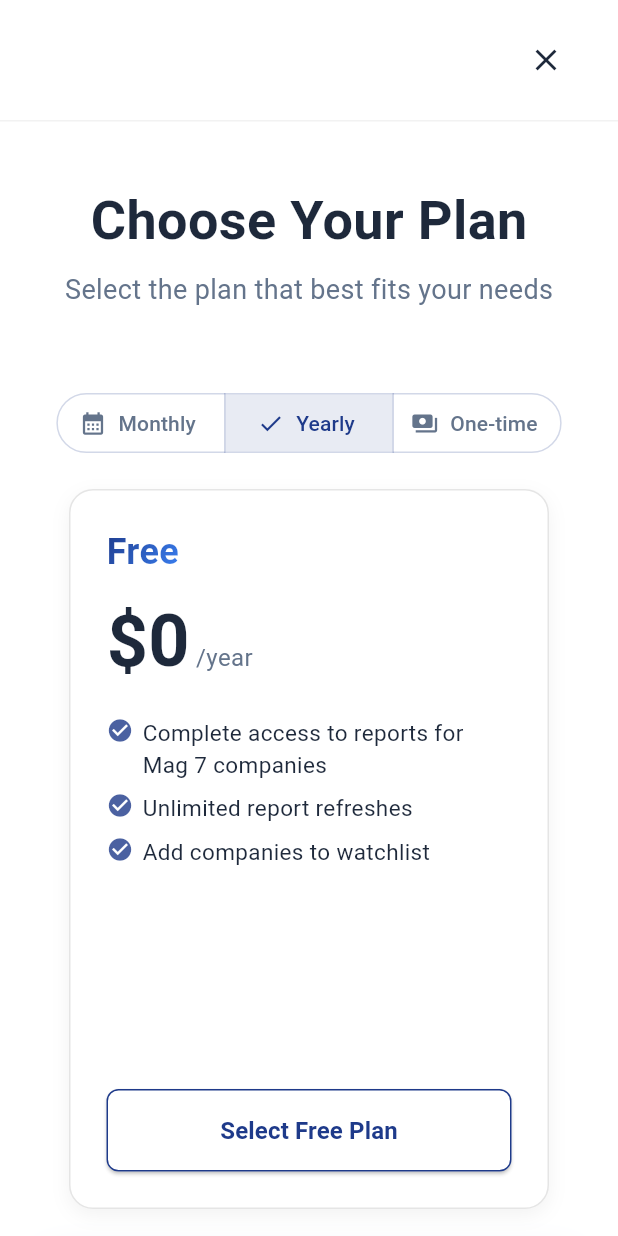
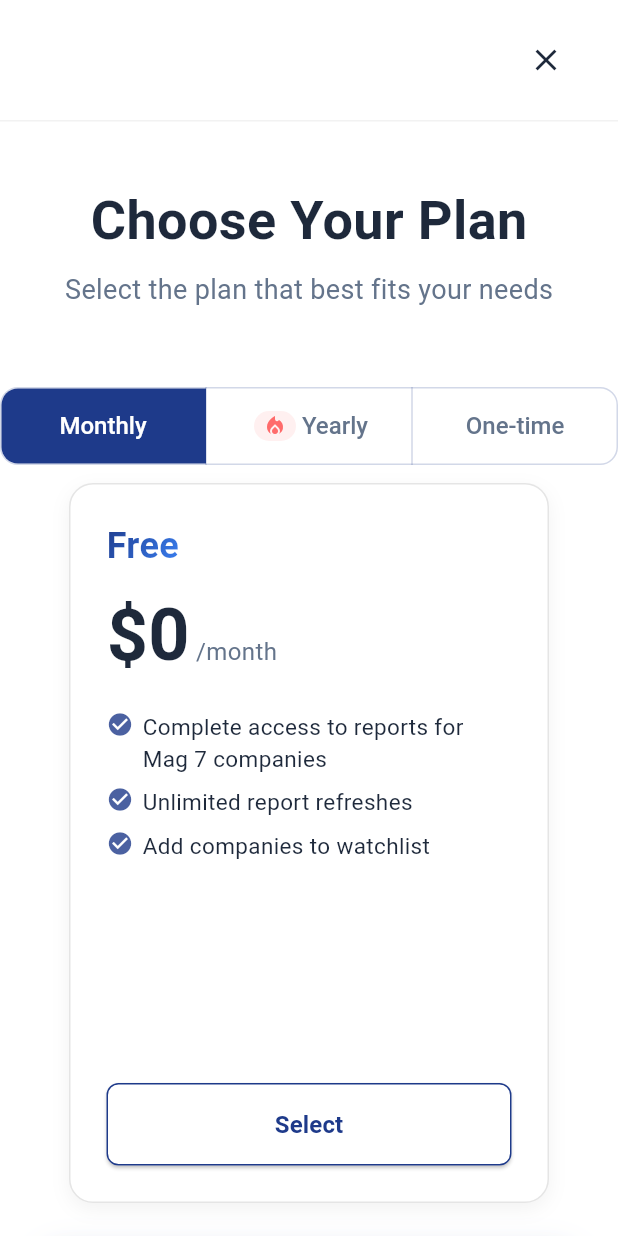
Before and after one commit to knkadmin/knkresearchai-client, a Flutter app: the PricingPage screen opened by its route, on a phone screen of 412 x 824 dp. Run offline on Flutter 3.47's test engine with Material 3 defaults, Android fonts, the phone set to English and light mode, and no system bars; our stand-ins replace cloud_firestore, firebase_analytics, firebase_auth, firebase_core, flutter_markdown, go_router and 9 more; missing offline and left inert: animation_list, dart:html, dart:ui_web, markdown, webview_flutter_android, webview_flutter_wkwebview; accounts and stored records are empty.

Commit message:
Enhance navigation and UI transitions in PricingPage and DashboardPage
- Updated the PricingPage to use a custom transition with a fade effect for improved user experience during navigation.
- Changed the navigation method in DashboardPage from `context.go` to `context.push` for better stack management.
- Adjusted the initial state of the pricing plan selection to reflect a more user-friendly default option.
- Enhanced UI elements and layout for better visual consistency and clarity in pricing options.

```diff
--- a/fa_ai_agent/lib/main.dart
+++ b/fa_ai_agent/lib/main.dart
@@ -171,8 +171,17 @@ class MyApp extends StatelessWidget {
           ),
           GoRoute(
             path: '/pricing',
-            pageBuilder: (context, state) => NoTransitionPage<void>(
+            pageBuilder: (context, state) => CustomTransitionPage<void>(
+              key: state.pageKey,
               child: const PricingPage(),
+              transitionsBuilder:
+                  (context, animation, secondaryAnimation, child) {
+                return FadeTransition(
+                  opacity: animation,
+                  child: child,
+                );
+              },
+              transitionDuration: const Duration(milliseconds: 200),
             ),
           ),
         ],
--- a/fa_ai_agent/lib/pages/dashboard_page.dart
+++ b/fa_ai_agent/lib/pages/dashboard_page.dart
@@ -1002,7 +1002,7 @@ class _DashboardPageState extends State<DashboardPage> {
                                     }
                                   } else if (value == 'upgrade') {
                                     if (context.mounted) {
-                                      context.go('/pricing');
+                                      context.push('/pricing');
                                     }
                                   }
                                 },
--- a/fa_ai_agent/lib/pages/pricing_page.dart
+++ b/fa_ai_agent/lib/pages/pricing_page.dart
@@ -3,6 +3,7 @@ import 'package:go_router/go_router.dart';
 import '../auth_service.dart';
 import '../services/firestore_service.dart';
 import '../gradient_text.dart';
+import 'package:cloud_firestore/cloud_firestore.dart';
 
 // Pricing constants
 const int kFreePrice = 0;
@@ -22,13 +23,13 @@ class PricingPage extends StatefulWidget {
 
 class _PricingPageState extends State<PricingPage> {
   String? selectedPlan;
-  bool isYearly = true;
+  bool isYearly = false;
   bool isOneTime = false;
 
   @override
   void initState() {
     super.initState();
-    isYearly = true;
+    isYearly = false;
     _checkUserSubscription();
   }
 
@@ -74,11 +75,14 @@ class _PricingPageState extends State<PricingPage> {
             paymentMethod = 'monthly';
           }
           updateData['paymentMethod'] = paymentMethod;
+        } else {
+          // Remove paymentMethod field for free plan
+          updateData['paymentMethod'] = FieldValue.delete();
         }
 
         await firestoreService.updateUserProfile(updateData);
         if (mounted) {
-          context.go('/');
+          context.pop();
         }
       } catch (e) {
         if (mounted) {
@@ -136,7 +140,7 @@ class _PricingPageState extends State<PricingPage> {
                 mainAxisAlignment: MainAxisAlignment.end,
                 children: [
                   IconButton(
-                    onPressed: () => context.go('/'),
+                    onPressed: () => context.pop(),
                     icon: const Icon(
                       Icons.close,
                       size: 24,
@@ -174,21 +178,39 @@ class _PricingPageState extends State<PricingPage> {
                     child: Column(
                       children: [
                         SegmentedButton<String>(
-                          segments: const [
+                          showSelectedIcon: false,
+                          segments: [
                             ButtonSegment(
                               value: 'monthly',
-                              label: Text('Monthly'),
-                              icon: Icon(Icons.calendar_month),
+                              label: const Text('Monthly'),
                             ),
                             ButtonSegment(
                               value: 'yearly',
-                              label: Text('Yearly'),
-                              icon: Icon(Icons.calendar_today),
+                              label: Row(
+                                mainAxisSize: MainAxisSize.min,
+                                children: [
+                                  Container(
+                                    padding: const EdgeInsets.symmetric(
+                                        horizontal: 6, vertical: 2),
+                                    decoration: BoxDecoration(
+                                      color: const Color(0xFFFF6B6B)
+                                          .withOpacity(0.1),
+                                      borderRadius: BorderRadius.circular(12),
+                                    ),
+                                    child: const Icon(
+                                      Icons.local_fire_department,
+                                      size: 16,
+                                      color: Color(0xFFFF6B6B),
+                                    ),
+                                  ),
+                                  const SizedBox(width: 4),
+                                  const Text('Yearly'),
+                                ],
+                              ),
                             ),
                             ButtonSegment(
                               value: 'one-time',
-                              label: Text('One-time'),
-                              icon: Icon(Icons.payments),
+                              label: const Text('One-time'),
                             ),
                           ],
                           selected: {
@@ -208,8 +230,7 @@ class _PricingPageState extends State<PricingPage> {
                                 MaterialStateProperty.resolveWith<Color>(
                               (Set<MaterialState> states) {
                                 if (states.contains(MaterialState.selected)) {
-                                  return const Color(0xFF1E3A8A)
-                                      .withOpacity(0.1);
+                                  return const Color(0xFF1E3A8A);
                                 }
                                 return Colors.white;
                               },
@@ -218,7 +239,7 @@ class _PricingPageState extends State<PricingPage> {
                                 MaterialStateProperty.resolveWith<Color>(
                               (Set<MaterialState> states) {
                                 if (states.contains(MaterialState.selected)) {
-                                  return const Color(0xFF1E3A8A);
+                                  return Colors.white;
                                 }
                                 return const Color(0xFF64748B);
                               },
@@ -231,8 +252,29 @@ class _PricingPageState extends State<PricingPage> {
                             ),
                             padding: MaterialStateProperty.all(
                               const EdgeInsets.symmetric(
-                                  horizontal: 24, vertical: 12),
+                                  horizontal: 32, vertical: 16),
                             ),
+                            shape: MaterialStateProperty.all(
+                              RoundedRectangleBorder(
+                                borderRadius: BorderRadius.circular(12),
+                              ),
+                            ),
+                            elevation:
+                                MaterialStateProperty.resolveWith<double>(
+                              (Set<MaterialState> states) {
+                                if (states.contains(MaterialState.selected)) {
+                                  return 2;
+                                }
+                                return 0;
+                              },
+                            ),
+                            textStyle: MaterialStateProperty.all(
+                              const TextStyle(
+                                fontSize: 16,
+                                fontWeight: FontWeight.w500,
+                              ),
+                            ),
+                            iconSize: MaterialStateProperty.all(24),
                           ),
                         ),
                         if (isYearly && !isOneTime) ...[
@@ -395,7 +437,7 @@ class _PricingPageState extends State<PricingPage> {
                   padding:
                       const EdgeInsets.symmetric(horizontal: 12, vertical: 6),
                   decoration: BoxDecoration(
-                    color: const Color(0xFF1E3A8A).withOpacity(0.1),
+                    color: const Color(0xFFFF6B6B).withOpacity(0.1),
                     borderRadius: BorderRadius.circular(20),
                   ),
                   child: Row(
@@ -404,7 +446,7 @@ class _PricingPageState extends State<PricingPage> {
                       Icon(
                         title == 'Starter' ? Icons.local_offer : Icons.star,
                         size: 16,
-                        color: const Color(0xFF1E3A8A),
+                        color: const Color(0xFFFF6B6B),
                       ),
                       const SizedBox(width: 4),
                       Text(
@@ -412,7 +454,7 @@ class _PricingPageState extends State<PricingPage> {
                             ? 'Early Bird Offer'
                             : 'Most Popular',
                         style: const TextStyle(
-                          color: Color(0xFF1E3A8A),
+                          color: Color(0xFFFF6B6B),
                           fontWeight: FontWeight.bold,
                         ),
                       ),
@@ -542,6 +584,27 @@ class _PricingPageState extends State<PricingPage> {
                     ],
                     if (title == 'Starter' && !isYearly && !isOneTime) ...[
                       const SizedBox(height: 8),
+                      Row(
+                        children: [
+                          Container(
+                            padding: const EdgeInsets.symmetric(
+                              horizontal: 8,
+                              vertical: 4,
+                            ),
+                            decoration: BoxDecoration(
+                              color: const Color(0xFFFF6B6B).withOpacity(0.1),
+                              borderRadius: BorderRadius.circular(12),
+                            ),
+                            child: const Text(
+                              'Early Bird Offer',
+                              style: TextStyle(
+                                color: Color(0xFFFF6B6B),
+                                fontSize: 12,
+                                fontWeight: FontWeight.bold,
+                              ),
+                            ),
+                          ),
+                          const SizedBox(width: 8),
                           Container(
                             padding: const EdgeInsets.symmetric(
                               horizontal: 8,
@@ -552,13 +615,15 @@ class _PricingPageState extends State<PricingPage> {
                               borderRadius: BorderRadius.circular(12),
                             ),
                             child: const Text(
-                          'Early Bird Offer',
+                              'Limited time',
                               style: TextStyle(
                                 color: Color(0xFF1E3A8A),
                                 fontSize: 12,
                                 fontWeight: FontWeight.bold,
                               ),
                             ),
+                          ),
+                        ],
                       ),
                     ],
                   ],
@@ -637,9 +702,9 @@ class _PricingPageState extends State<PricingPage> {
                               ? 'Your current plan'
                               : onSelect == null
                                   ? 'Not Available'
-                                  : title == 'Starter' && isOneTime
-                                      ? 'Buy now'
-                                      : 'Select ${isPopular ? 'Starter' : title} Plan',
+                                  : title == 'Free'
+                                      ? 'Select'
+                                      : 'Start with 7 days Free Trial',
                           style: TextStyle(
                             fontSize: isPopular ? 18 : 16,
                             fontWeight: FontWeight.bold,
@@ -722,9 +787,9 @@ class _PricingPageState extends State<PricingPage> {
                                 ? 'Your current plan'
                                 : onSelect == null
                                     ? 'Not Available'
-                                    : title == 'Starter' && isOneTime
-                                        ? 'Buy now'
-                                        : 'Select ${isPopular ? 'Starter' : title} Plan',
+                                    : title == 'Free'
+                                        ? 'Select'
+                                        : 'Start with 7 days Free Trial',
                             style: TextStyle(
                               fontSize: isPopular ? 18 : 16,
                               fontWeight: FontWeight.bold,
@@ -738,6 +803,16 @@ class _PricingPageState extends State<PricingPage> {
             ],
           ),
         ),
+        if (title == 'Starter' && isYearly && !isOneTime)
+          Positioned(
+            top: 16,
+            right: 16,
+            child: const Icon(
+              Icons.local_fire_department,
+              size: 32,
+              color: Color(0xFFFF6B6B),
+            ),
+          ),
       ],
     );
   }
```
Lines whose indentation alone changed are shown as unchanged.
